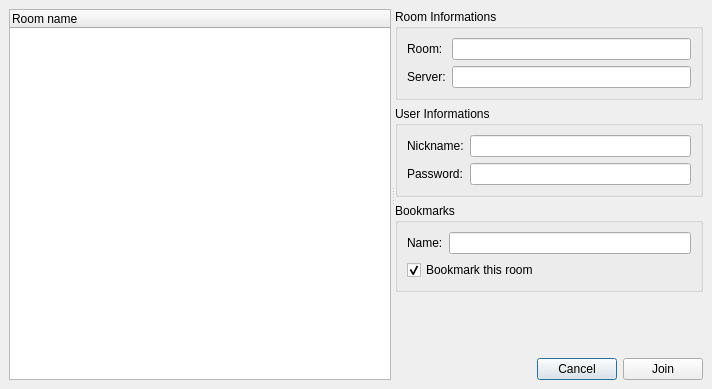
Before: the Qt Designer form widgets/mucbrowser.ui in xmpp-graveyard/jabbim, drawn with Qt 5.
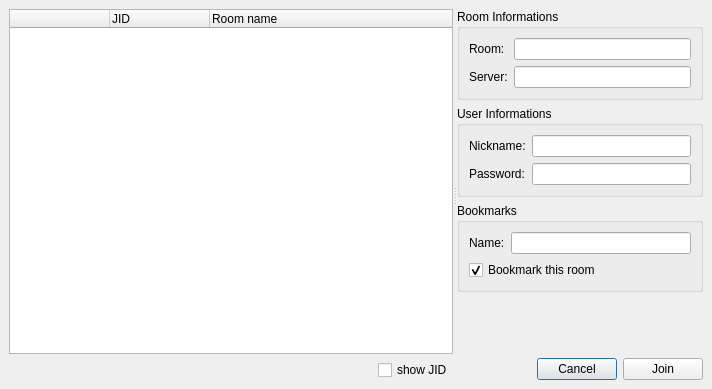
After: the same form once the commit is applied.

Commit message: show jid v muc browser

Diff of the .ui file:
```diff
--- a/widgets/mucbrowser.ui
+++ b/widgets/mucbrowser.ui
@@ -24,15 +24,54 @@
      <property name="orientation" >
       <enum>Qt::Horizontal</enum>
      </property>
-     <property name="opaqueResize" >
-      <bool>false</bool>
-     </property>
+     <widget class="QWidget" name="" >
+      <layout class="QGridLayout" >
+       <property name="margin" >
+        <number>0</number>
+       </property>
+       <property name="spacing" >
+        <number>6</number>
+       </property>
+       <item row="1" column="0" >
+        <spacer>
+         <property name="orientation" >
+          <enum>Qt::Horizontal</enum>
+         </property>
+         <property name="sizeHint" >
+          <size>
+           <width>291</width>
+           <height>20</height>
+          </size>
+         </property>
+        </spacer>
+       </item>
+       <item row="0" column="0" colspan="2" >
      <widget class="QTreeWidget" name="groupchats" >
+         <column>
+          <property name="text" >
+           <string> </string>
+          </property>
+         </column>
+         <column>
+          <property name="text" >
+           <string>JID</string>
+          </property>
+         </column>
       <column>
        <property name="text" >
         <string>Room name</string>
        </property>
       </column>
+        </widget>
+       </item>
+       <item row="1" column="1" >
+        <widget class="QCheckBox" name="showJid" >
+         <property name="text" >
+          <string>show JID</string>
+         </property>
+        </widget>
+       </item>
+      </layout>
      </widget>
      <widget class="QWidget" name="layoutWidget" >
       <layout class="QVBoxLayout" >
```
Lines whose indentation alone changed are shown as unchanged. The commit also changes 2 other files.
